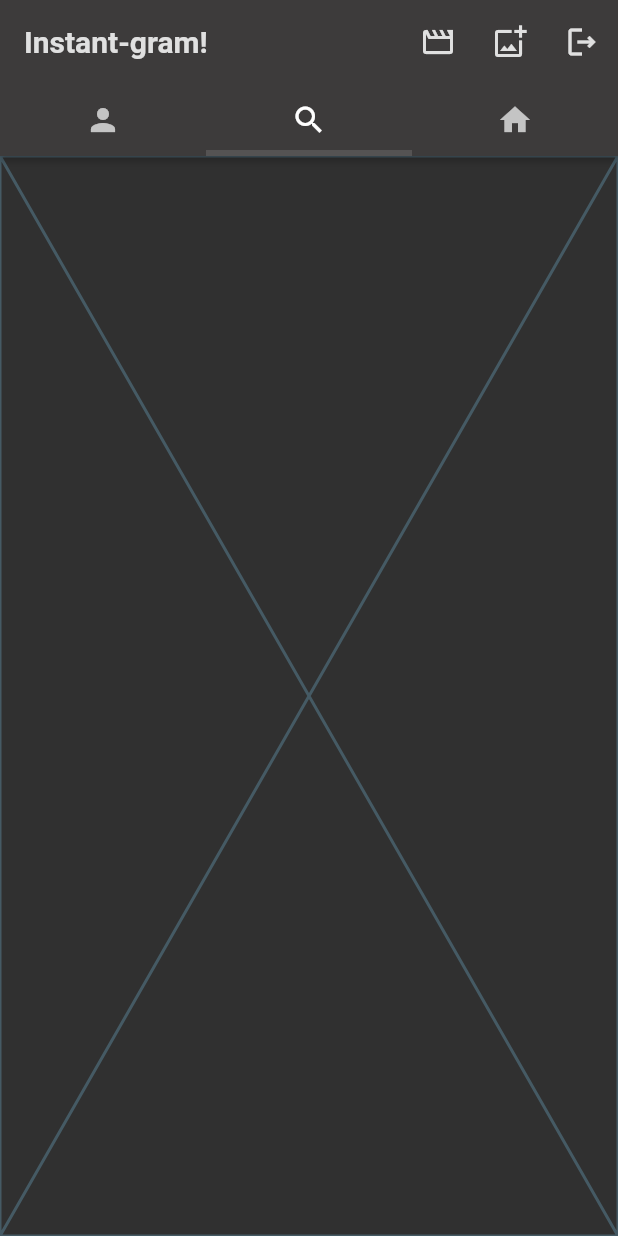
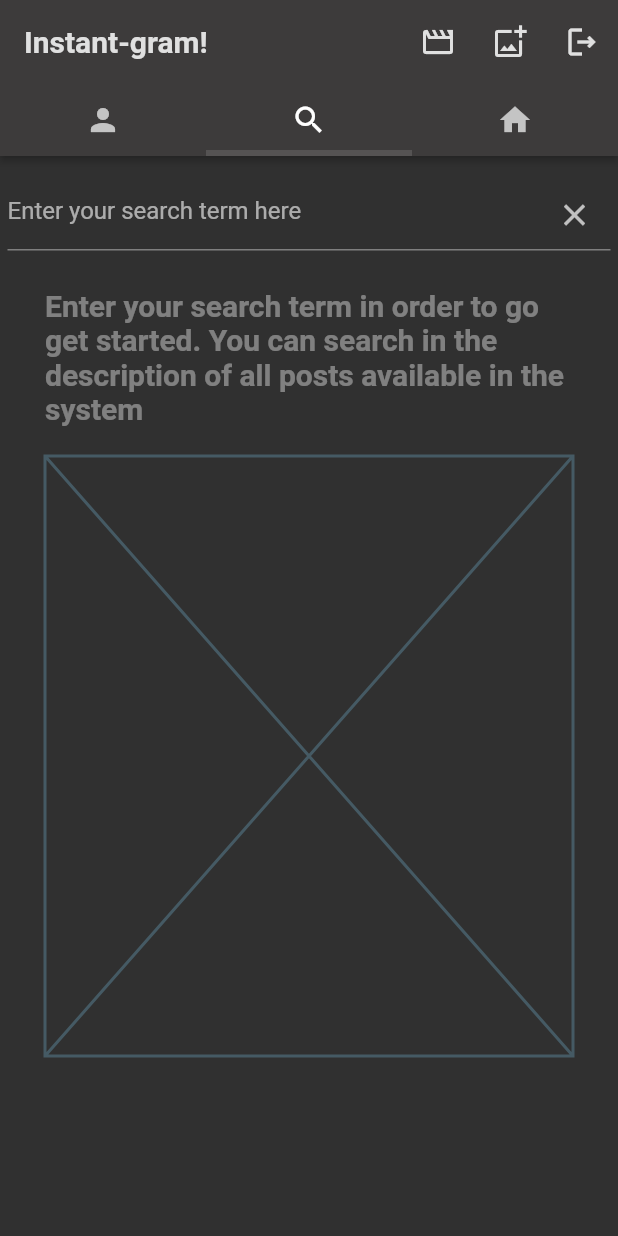
Before and after one commit to jgarzon26/instant_gram, a Flutter app: the screen it shows after launch, swiped to page 2, on a phone screen of 412 x 824 dp. Run offline on Flutter 3.47's test engine with Material 2 defaults, Android fonts, the phone set to English and light mode, and no system bars; our stand-ins replace appwrite, flutter_riverpod.

Commit message:
SearchPage without results

```diff
--- /dev/null
+++ b/lib/screens/home/pages/pages.dart
@@ -0,0 +1 @@
+export 'package:instant_gram/screens/home/pages/search_page.dart';
--- /dev/null
+++ b/lib/screens/home/pages/search_page.dart
@@ -0,0 +1,79 @@
+import 'package:flutter/material.dart';
+
+class SearchPage extends StatefulWidget {
+  const SearchPage({
+    super.key,
+  });
+
+  @override
+  State<SearchPage> createState() => _SearchPageState();
+}
+
+class _SearchPageState extends State<SearchPage> {
+  final searchController = TextEditingController();
+
+  var hasInput = false;
+
+  @override
+  void dispose() {
+    searchController.dispose();
+    super.dispose();
+  }
+
+  @override
+  Widget build(BuildContext context) {
+    return SingleChildScrollView(
+      child: Column(
+        children: [
+          Padding(
+            padding: const EdgeInsets.symmetric(
+              horizontal: 5,
+              vertical: 15,
+            ),
+            child: TextField(
+              onChanged: (text) {
+                setState(() {
+                  hasInput = text.isNotEmpty;
+                });
+              },
+              controller: searchController,
+              decoration: InputDecoration(
+                hintText: "Enter your search term here",
+                suffixIcon: IconButton(
+                  onPressed: () => searchController.clear(),
+                  icon: const Icon(Icons.clear),
+                ),
+              ),
+            ),
+          ),
+          !hasInput
+              ? buildEmptyResult(context)
+              : const Placeholder() //display search result,
+        ],
+      ),
+    );
+  }
+
+  Padding buildEmptyResult(BuildContext context) {
+    return Padding(
+      padding: const EdgeInsets.symmetric(
+        horizontal: 30,
+        vertical: 10,
+      ),
+      child: Column(
+        children: [
+          Text(
+            "Enter your search term in order to go get started. You can search in the description of all posts available in the system",
+            style: Theme.of(context).textTheme.headlineSmall!.copyWith(
+                  color: Colors.white38,
+                  fontSize: 20,
+                  fontWeight: FontWeight.bold,
+                ),
+          ),
+          const SizedBox(height: 20),
+          const Placeholder(),
+        ],
+      ),
+    );
+  }
+}
--- a/lib/screens/home/view/home.dart
+++ b/lib/screens/home/view/home.dart
@@ -1,4 +1,5 @@
 import 'package:flutter/material.dart';
+import 'package:instant_gram/screens/home/pages/pages.dart';
 
 class Home extends StatefulWidget {
   const Home({super.key});
@@ -97,7 +98,7 @@ class _HomeState extends State<Home> with TickerProviderStateMixin {
           Center(
             child: Text("No Photos or Videos. Upload some!"),
           ),
-          Placeholder(),
+          SearchPage(),
           Placeholder(),
         ],
       ),
```
